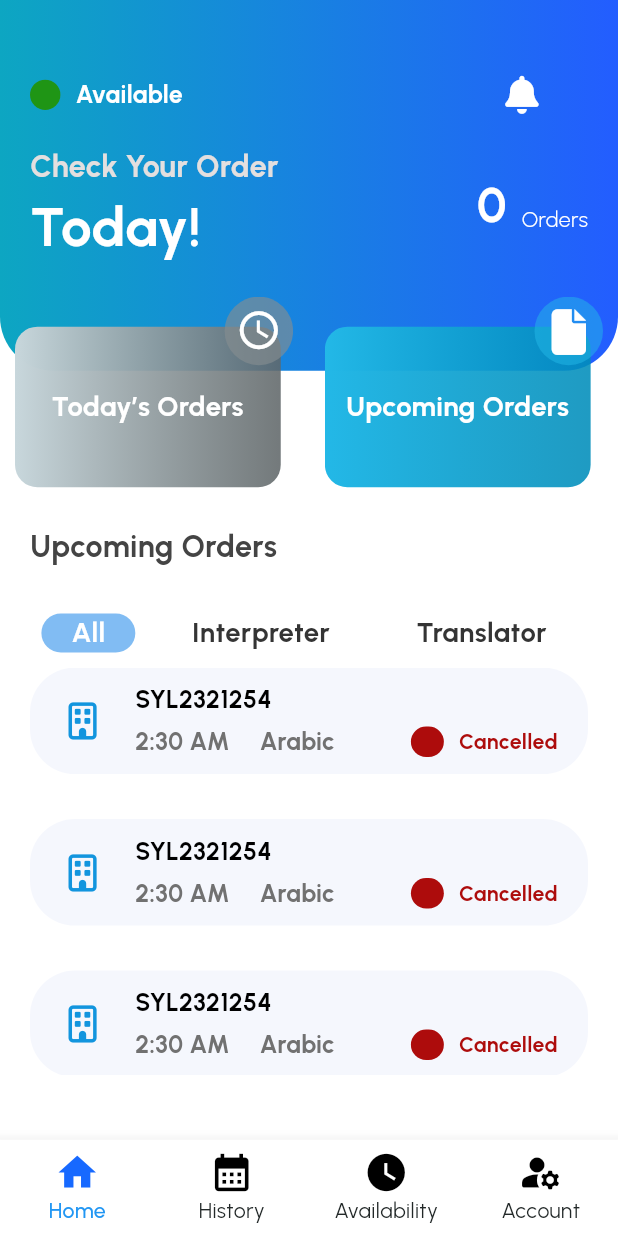
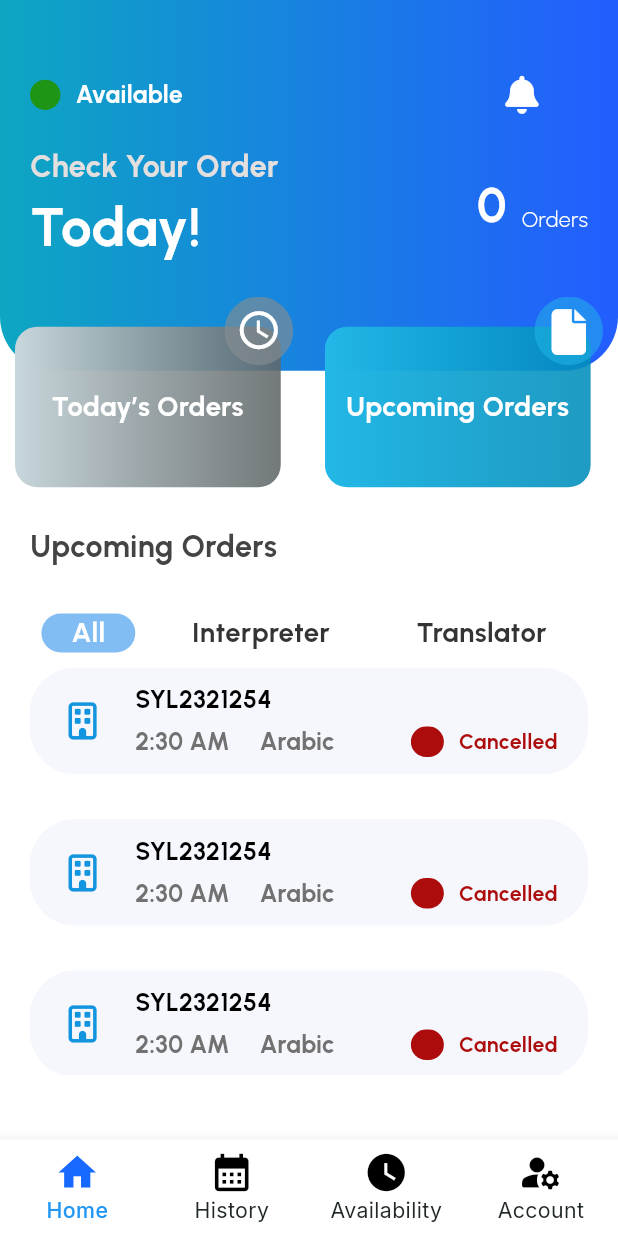
Before and after one commit to the-best-is-best/ethnic_theme, a Flutter app: the screen it shows after launch, after a tap on "Upcoming Orders", on a phone screen of 412 x 824 dp. Run offline on Flutter 3.47's test engine with Material 3 defaults, Android fonts, the phone set to English and light mode, and no system bars; our stand-ins replace flutter_form_builder, flutter_riverpod, flutter_screenutil, flutter_svg, font_awesome_flutter, form_builder_validators and 4 more; missing offline and left inert: tbib_monthly_date_picker; project files that could hold a hidden picture were left out.

Commit message:
add support change font family and change it in bottom app bar

```diff
--- a/demo_templete/lib/features/home/screen/home_screen.dart
+++ b/demo_templete/lib/features/home/screen/home_screen.dart
@@ -4,6 +4,7 @@ import 'package:demo_templete/features/home/page/home/home_page.dart';
 import 'package:demo_templete/features/home/page/order_history/order_history_page.dart';
 import 'package:demo_templete/features/home/page/setting/setting_page.dart';
 import 'package:flutter/material.dart';
+import 'package:google_fonts/google_fonts.dart';
 import 'package:tbib_flutter_simple_ui/tbib_flutter_simple_ui.dart';
 
 class HomeScreen extends StatefulWidget {
@@ -39,10 +40,14 @@ class _HomeScreenState extends State<HomeScreen> {
           backgroundColor: Colors.white,
           selectedLabelStyle: getMediumStyle(
             fontSize: FontSize.s14,
+            fontFamily: GoogleFonts.inter().fontFamily,
             color: const Color(0xff282828),
           ),
           unselectedLabelStyle: getRegularStyle(
-              fontSize: FontSize.s14, color: const Color(0xff282128)),
+            fontSize: FontSize.s14,
+            color: const Color(0xff282128),
+            fontFamily: GoogleFonts.inter().fontFamily,
+          ),
           iconSize: 30,
           unselectedItemColor: const Color(0xff222828),
           type: BottomNavigationBarType.fixed,
--- a/flutter_packages/tbib_flutter_simple_ui/lib/src/resources/font_manager/style_manager.dart
+++ b/flutter_packages/tbib_flutter_simple_ui/lib/src/resources/font_manager/style_manager.dart
@@ -5,11 +5,13 @@ TextStyle _getTextStyle({
   required double fontSize,
   required FontWeight fontWeight,
   required Color? color,
+  required String? fontFamily,
 }) {
   return TextStyle(
     fontSize: fontSize,
     color: color ?? Colors.white,
     fontWeight: fontWeight,
+    fontFamily: fontFamily,
   );
 }
 
@@ -17,11 +19,13 @@ TextStyle _getTextStyle({
 TextStyle getLightStyle({
   double? fontSize,
   Color? color,
+  String? fontFamily,
 }) {
   return _getTextStyle(
     fontSize: fontSize ?? FontSize.s20,
     fontWeight: FontWeightManager.light,
     color: color,
+    fontFamily: fontFamily,
   );
 }
 
@@ -30,11 +34,13 @@ TextStyle getLightStyle({
 TextStyle getRegularStyle({
   double? fontSize,
   Color? color,
+  String? fontFamily,
 }) {
   return _getTextStyle(
     fontSize: fontSize ?? FontSize.s16,
     fontWeight: FontWeightManager.regular,
     color: color,
+    fontFamily: fontFamily,
   );
 }
 
@@ -44,11 +50,13 @@ TextStyle getMediumStyle({
   //double fontSize = FontSize.s16,
   double? fontSize,
   Color? color,
+  String? fontFamily,
 }) {
   return _getTextStyle(
     fontSize: fontSize ?? FontSize.s18,
     fontWeight: FontWeightManager.medium,
     color: color,
+    fontFamily: fontFamily,
   );
 }
 
@@ -58,11 +66,13 @@ TextStyle getSemiBoldStyle({
   // double fontSize = FontSize.s18,
   double? fontSize,
   Color? color,
+  String? fontFamily,
 }) {
   return _getTextStyle(
     fontSize: fontSize ?? FontSize.s16,
     fontWeight: FontWeightManager.semiBold,
     color: color,
+    fontFamily: fontFamily,
   );
 }
 
@@ -78,5 +88,6 @@ TextStyle getBoldStyle({
     fontSize: fontSize ?? FontSize.s22,
     fontWeight: FontWeightManager.bold,
     color: color,
+    fontFamily: fontFamily,
   );
 }
```
